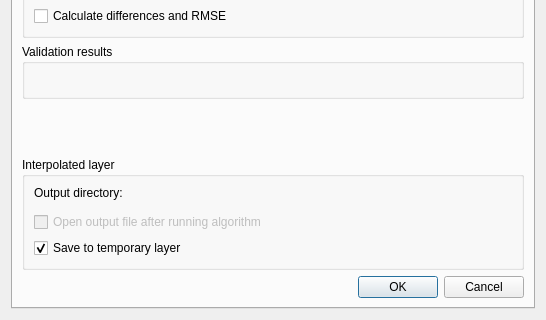
Before: the Qt Designer form BathyFlowDEM_dialog_base.ui in melindafemminis/BathyFlowDEM, drawn with Qt 5; both pictures show x 0 to 546 and y 309 to 629 of the 546 by 629 pixel window.
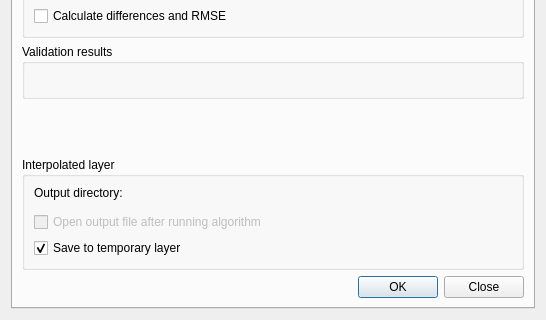
After: the same form once the commit is applied. Custom widgets are drawn as their Qt base class.

What changed in the file:
```diff
--- a/BathyFlowDEM_dialog_base.ui
+++ b/BathyFlowDEM_dialog_base.ui
@@ -323,7 +323,7 @@
          <item>
           <widget class="QPushButton" name="buttonCancel">
            <property name="text">
-            <string>Cancel</string>
+            <string>Close</string>
            </property>
           </widget>
          </item>
```
